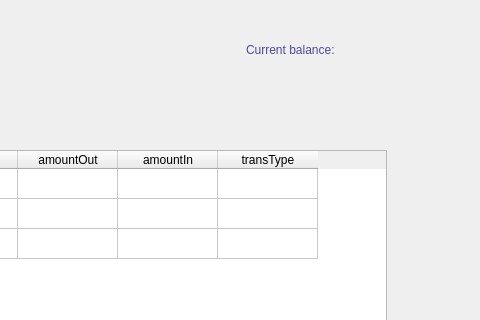
First picture: the form in view/history.ui, repository rawsashimi1604/1009_BankingSystem, before the edit; both pictures show x 474 to 954 and y 0 to 320 of the 954 by 507 pixel window.
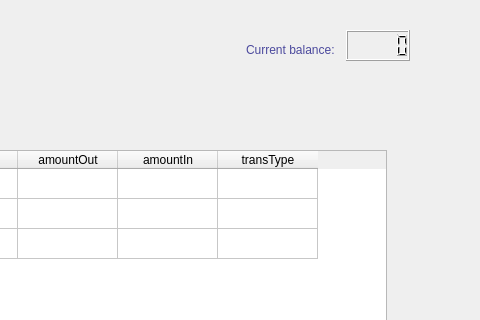
Second picture: the form after the edit.

Commit message: updated display of current balance for ui

```diff
--- a/view/history.ui
+++ b/view/history.ui
@@ -140,6 +140,16 @@
       </property>
      </column>
     </widget>
+    <widget class="QLCDNumber" name="balance">
+     <property name="geometry">
+      <rect>
+       <x>810</x>
+       <y>20</y>
+       <width>64</width>
+       <height>31</height>
+      </rect>
+     </property>
+    </widget>
    </widget>
   </widget>
  </widget>
```
The commit also changes 15 other files.
